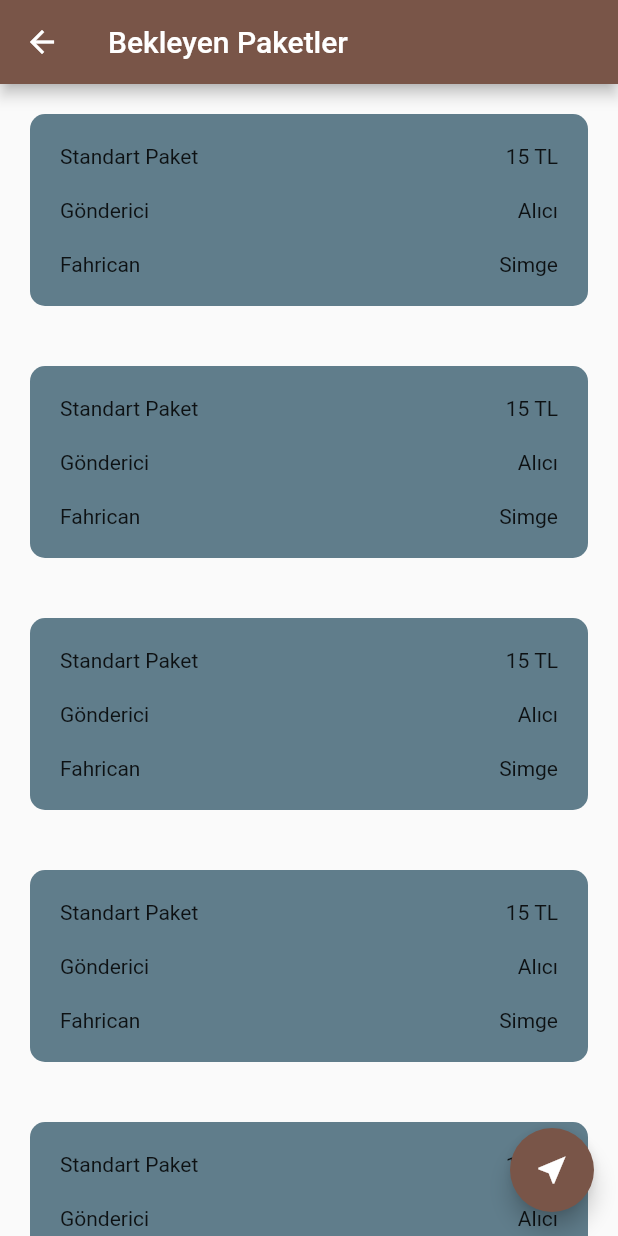
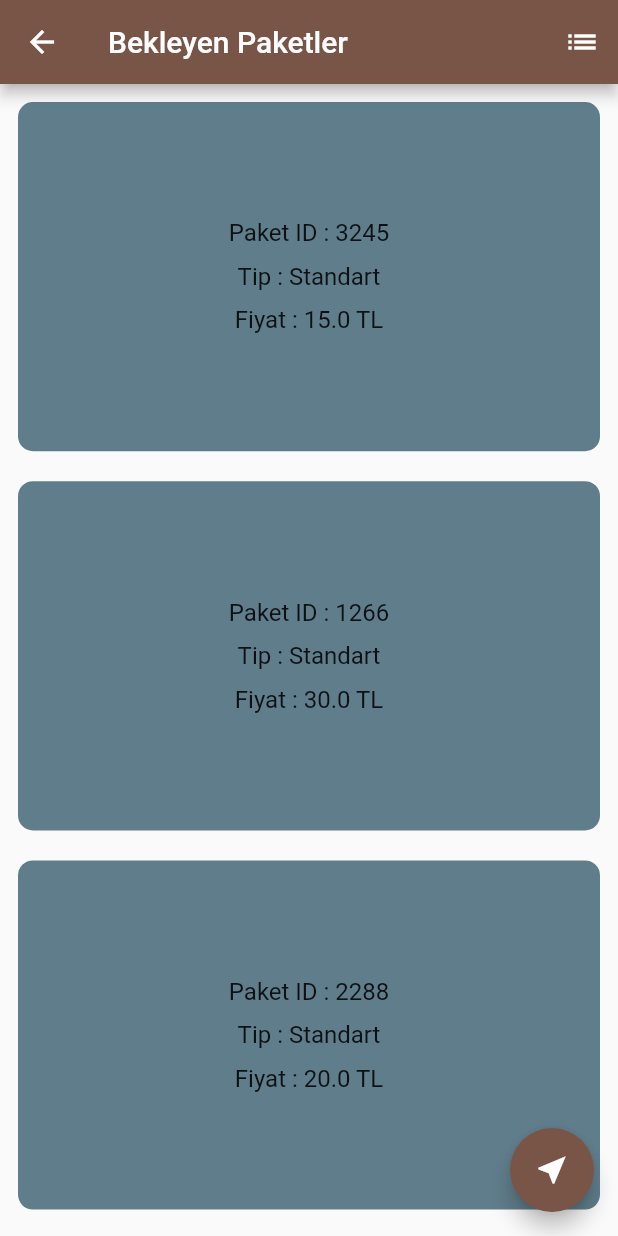
Before and after one commit to fahricandurucan/kolayca_teslimat_flutter, a Flutter app: the WaitingPackagesPage screen opened directly, on a phone screen of 412 x 824 dp. Run offline on Flutter 3.47's test engine with Material 2 defaults, Android fonts, the phone set to English and light mode, and no system bars.

Commit message:
package_model created and waitingPackagePage updated

```diff
--- /dev/null
+++ b/lib/models/package_model.dart
@@ -0,0 +1,25 @@
+class Package{
+  String id;
+  String typeName;
+  String status;
+  double price;
+  String receiver;
+  String sender;
+  String? receiverAddress;
+  String? senderAddress;
+  String? description;
+
+  Package({
+    required this.id,
+    required this.typeName,
+    required this.status,
+    required this.price,
+    required this.receiver,
+    required this.sender,
+    this.receiverAddress,
+    this.senderAddress,
+    this.description,
+  });
+
+
+}
--- a/lib/pages/waiting_packages_page.dart
+++ b/lib/pages/waiting_packages_page.dart
@@ -1,4 +1,5 @@
 import 'package:flutter/material.dart';
+import 'package:kolayca_teslimat_flutter/models/package_model.dart';
 
 class WaitingPackagesPage extends StatefulWidget {
   const WaitingPackagesPage({Key? key}) : super(key: key);
@@ -9,13 +10,34 @@ class WaitingPackagesPage extends StatefulWidget {
 
 class _WaitingPackagesPageState extends State<WaitingPackagesPage> {
 
-  List<int> packages = [1,2,3,4,5,6,7,8,9,10,11,12,13,14,15];
+  List<Package> packages = [
+    Package(id: "3245", typeName: "Standart", status: "Depoda", price: 15, receiver: "Ahmet", sender: "Veli"),
+    Package(id: "1266", typeName: "Standart", status: "Depoda", price: 30, receiver: "Mehmet", sender: "Seda"),
+    Package(id: "2288", typeName: "Standart", status: "Yolda", price: 20, receiver: "Tülay", sender: "Selçuk"),
+    Package(id: "1907", typeName: "Standart", status: "Depoda", price: 15, receiver: "Fahrican", sender: "Ayşe"),
+    Package(id: "5531", typeName: "Standart", status: "Depoda", price: 17.35, receiver: "Sedat", sender: "Ali"),
+    Package(id: "9810", typeName: "Standart", status: "Depoda", price: 15.00, receiver: "Kemal", sender: "Sude"),
+    Package(id: "1023", typeName: "Standart", status: "Depoda", price: 32.5, receiver: "Simge", sender: "Sude"),
+    Package(id: "7346", typeName: "Standart", status: "Depoda", price: 50, receiver: "Ahmet", sender: "Veli"),
 
+  ];
+
+  int crossAxis = 1;
   @override
   Widget build(BuildContext context) {
     return Scaffold(
       appBar: AppBar(
         title: Text("Bekleyen Paketler"),
+        actions: [
+          IconButton(
+              onPressed: (){
+                setState(() {
+                  crossAxis = crossAxis == 1 ? 2 : 1;
+                });
+              },
+              icon: crossAxis == 1 ? Icon(Icons.list) : Icon(Icons.grid_view),
+          ),
+        ],
       ),
       body: buildBody(),
       floatingActionButton: FloatingActionButton(
@@ -31,64 +53,39 @@ class _WaitingPackagesPageState extends State<WaitingPackagesPage> {
     return Container(
       width: double.infinity,
       height: double.infinity,
-      child: SingleChildScrollView(
+      child: GridView.count(
+        crossAxisCount: crossAxis,
+        mainAxisSpacing: 20,
+        crossAxisSpacing: 20,
+        childAspectRatio: crossAxis > 1 ? 1 : 15 / 9,
+        padding: EdgeInsets.all(12),
+        children: packages.map((package){
+          return buildPack(package);
+        }).toList(),
+      ),
+    );
+  }
+
+  Widget buildPack(Package package) {
+    return Container(
+      decoration: BoxDecoration(
+        color: Colors.blueGrey,
+        borderRadius: BorderRadius.circular(10),
+      ),
+      child: Padding(
+        padding: EdgeInsets.all(4),
         child: Column(
-          children: packages.map((element) {
-            return buildPack(element);
-          }).toList(),
-          // children: [
-          //   buildPack(),
-          //   buildPack(),
-          //   buildPack(),
-          //   buildPack(),
-          //   buildPack(),
-          //
-          // ],
+          mainAxisAlignment: MainAxisAlignment.center,
+          crossAxisAlignment: CrossAxisAlignment.center,
+          children: [
+            Text("Paket ID : ${package.id}",style: TextStyle(fontSize: 16),),
+            SizedBox(height: 10,),
+            Text("Tip : ${package.typeName}",style: TextStyle(fontSize: 16),),
+            SizedBox(height: 10,),
+            Text("Fiyat : ${package.price} TL",style: TextStyle(fontSize: 16),),
+          ],
         ),
       ),
     );
   }
-
-  Widget buildPack(int element) {
-    return Container(
-      width: double.infinity,
-      margin: EdgeInsets.all(20),
-      padding: EdgeInsets.all(20),
-      decoration: BoxDecoration(
-        color: Colors.blueGrey,
-        borderRadius: BorderRadius.circular(10),
-      ),
-      child: Column(
-        children: [
-          Row(
-            mainAxisAlignment: MainAxisAlignment.spaceBetween,
-            children: [
-              Text("Standart Paket"),
-              Text("15 TL"),
-            ],
-          ),
-          SizedBox(
-            height: 20,
-          ),
-          Row(
-            mainAxisAlignment: MainAxisAlignment.spaceBetween,
-            children: [
-              Text("Gönderici"),
-              Text("Alıcı"),
-            ],
-          ),
-          SizedBox(
-            height: 20,
-          ),
-          Row(
-            mainAxisAlignment: MainAxisAlignment.spaceBetween,
-            children: [
-              Text("Fahrican"),
-              Text("Simge"),
-            ],
-          ),
-        ],
-      ),
-    );
-  }
 }
```
